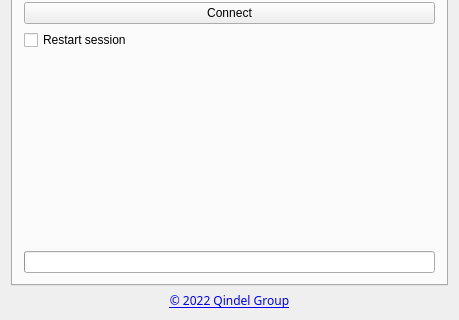
Before: the Qt Designer form qtclient/gui/mainwindow.ui in theqvd/qvd-client-qt, drawn with Qt 5; both pictures show x 0 to 459 and y 401 to 721 of the 459 by 721 pixel window.
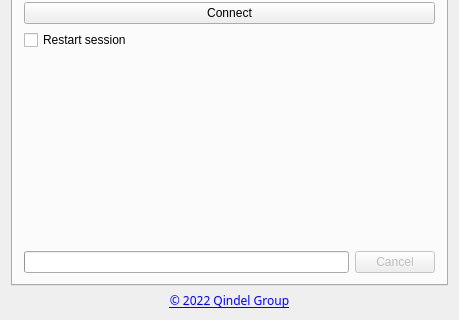
After: the same form once the commit is applied. Icons and pictures are not drawn.

Commit message: Permit disconnecting a connection in progress

```diff
--- a/qtclient/gui/mainwindow.ui
+++ b/qtclient/gui/mainwindow.ui
@@ -177,6 +177,8 @@
          </spacer>
         </item>
         <item>
+         <layout class="QHBoxLayout" name="progressLayout">
+          <item>
          <widget class="QProgressBar" name="progressBar">
           <property name="value">
            <number>0</number>
@@ -189,6 +191,21 @@
           </property>
          </widget>
         </item>
+          <item>
+           <widget class="QPushButton" name="cancelButton">
+            <property name="enabled">
+             <bool>false</bool>
+            </property>
+            <property name="toolTip">
+             <string>Cancel the connection attempt</string>
+            </property>
+            <property name="text">
+             <string>Cancel</string>
+            </property>
+           </widget>
+          </item>
+         </layout>
+        </item>
        </layout>
       </widget>
       <widget class="QWidget" name="settingsTab">
```
Left out of the diff: 20 changed lines with no effect on the pictures. Lines whose indentation alone changed are shown as unchanged. The commit also changes 2 other files.
